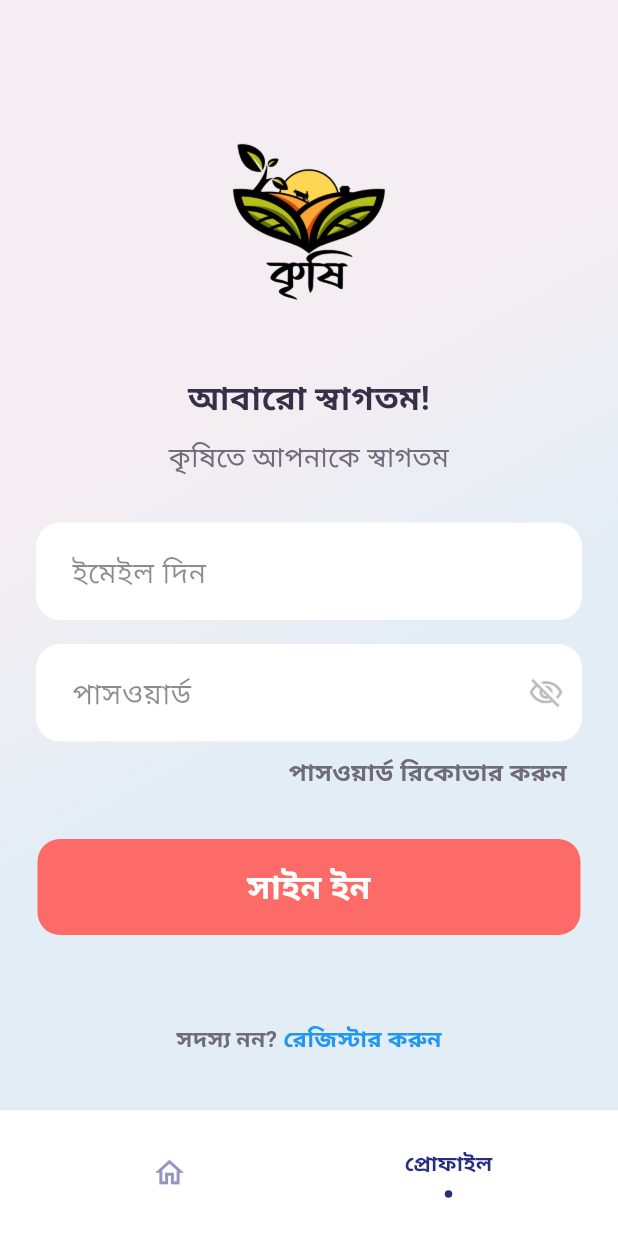
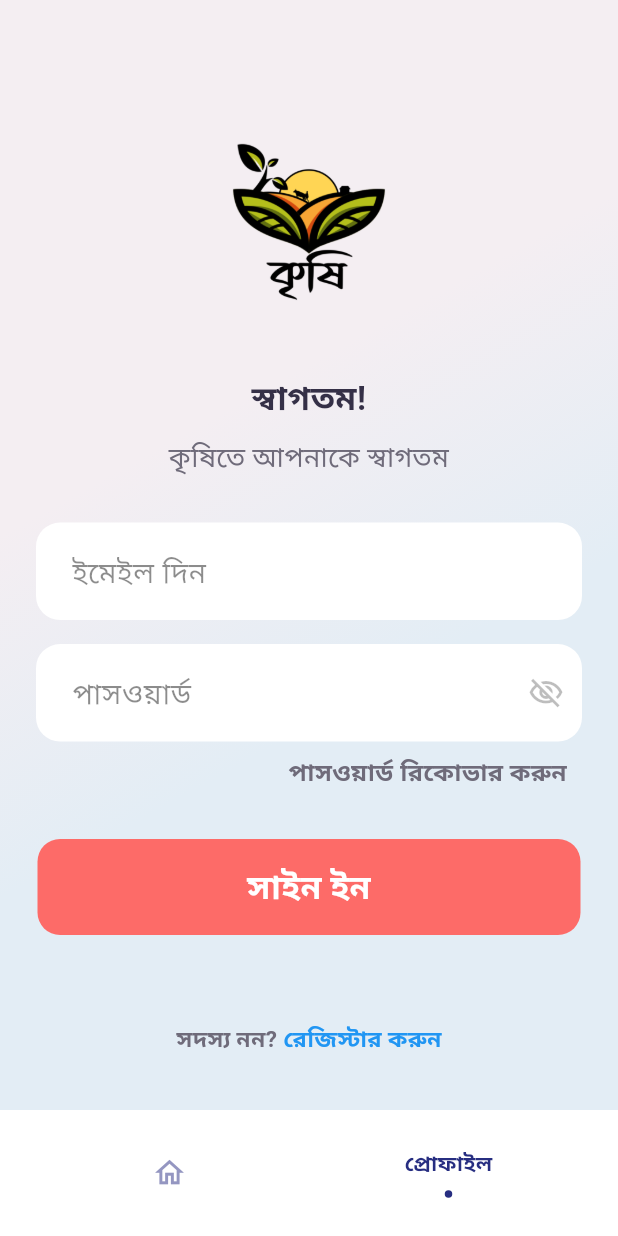
Before and after one commit to EusufUddin8926/flutter_e_commerce_app, a Flutter app: the screen it shows after launch, swiped to page 2, on a phone screen of 412 x 824 dp. Run offline on Flutter 3.47's test engine with Material 3 defaults, Android fonts, the phone set to English and light mode, and no system bars; drawn by our look-alikes of flashy_tab_bar2; our stand-ins replace cloud_firestore, dotted_border, dropdown_button2, firebase_auth, firebase_core, firebase_storage and 9 more; missing offline and left inert: flutter_sslcommerz; accounts and stored records are empty.

Commit message:
Final changes

```diff
--- a/lib/models/order_model.dart
+++ b/lib/models/order_model.dart
@@ -12,7 +12,7 @@ class OrderModel {
   final String phoneNumber;
   final String productName;
   final String sellerName;
-  String product_amount;
+  final String product_amount;
   final int product_price;
   String total_price;
   String orderStatus;
--- a/lib/pages/signin_screen.dart
+++ b/lib/pages/signin_screen.dart
@@ -58,7 +58,7 @@ class _SignInScreenState extends State<SignInScreen> {
                 ),
                 SizedBox(height: MediaQuery.of(context).size.height * 0.002),
                 Text(
-                  "আবারো স্বাগতম!",
+                  "স্বাগতম!",
                   textAlign: TextAlign.center,
                   style: TextStyle(
                     fontWeight: FontWeight.bold,
```
